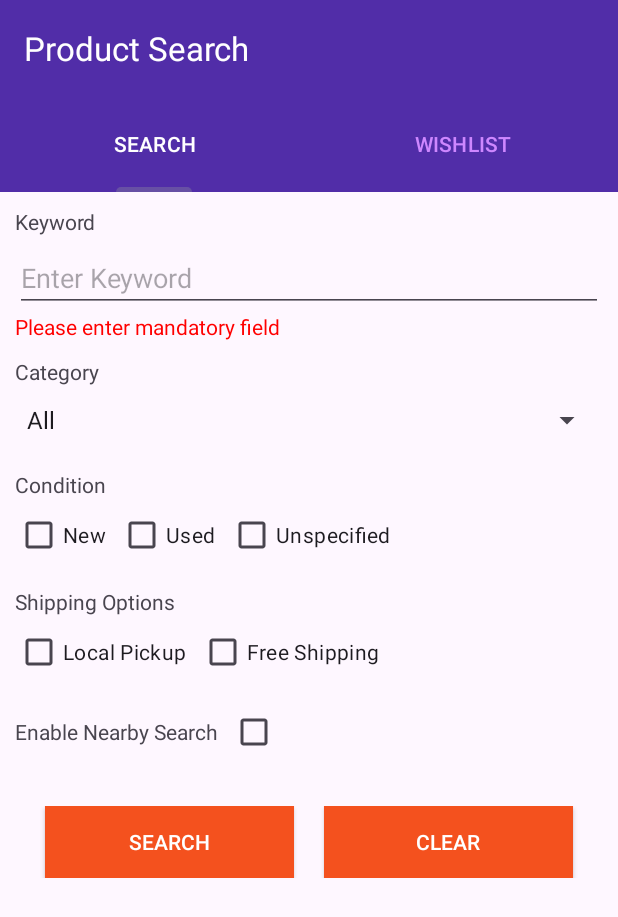
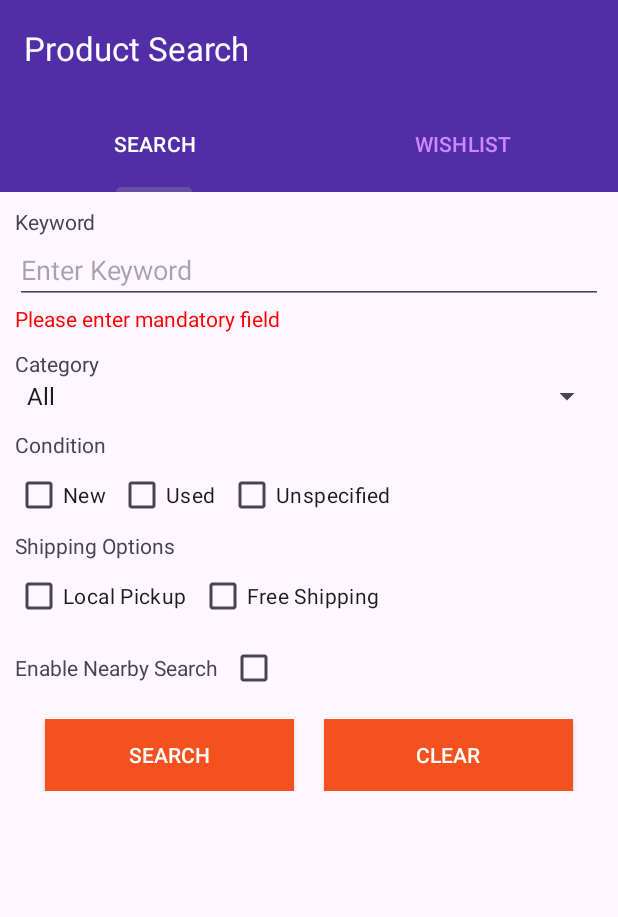
Before and after one commit to wj576038874/Assignment4, an Android app: the screen it shows after launch (MainActivity), after a tap on "SEARCH", on a phone screen of 412 x 824 dp. Shown: the top 917 px of the screen. Run offline under Robolectric (Android 15) with nearby library versions, the light colour scheme and no system bars; network calls fail; 2 other taps on this screen came first.

Commit message:
bug处理

```diff
--- a/app/src/main/AndroidManifest.xml
+++ b/app/src/main/AndroidManifest.xml
@@ -20,7 +20,6 @@
         android:label="@string/app_name"
         android:roundIcon="@mipmap/ic_launcher_round"
         android:supportsRtl="true"
-        android:windowSoftInputMode="adjustResize"
         tools:replace="android:allowBackup">
 
         <activity
@@ -51,7 +50,7 @@
             android:name=".MainActivity"
             android:exported="true"
             android:theme="@style/Theme.Assignment4.Launcher"
-            android:windowSoftInputMode="adjustPan">
+            android:windowSoftInputMode="adjustResize">
             <intent-filter>
                 <action android:name="android.intent.action.MAIN" />
 
--- a/app/src/main/java/usc/csci571/assignment4/fragment/ProductFragment.kt
+++ b/app/src/main/java/usc/csci571/assignment4/fragment/ProductFragment.kt
@@ -50,7 +50,7 @@ class ProductFragment : Fragment() {
             binding.viewPager2.adapter = pictureAdapter
             binding.tvTitle.text = itemDetails?.Title
             binding.tvPriceWithShipping.text =
-                if (shipping == "0.0") "$ ${itemDetails?.CurrentPrice?.Value} with Free Shipping" else "$ ${itemDetails?.CurrentPrice?.Value} with $shipping"
+                if (shipping == "0.0") "$ ${itemDetails?.CurrentPrice?.Value} with Free Shipping" else "$ ${itemDetails?.CurrentPrice?.Value} with $shipping shipping"
             binding.tvPrice.text = "$ ${itemDetails?.CurrentPrice?.Value}"
             binding.tvBrand.text = "${
                 itemDetails?.ItemSpecifics?.NameValueList?.find {
--- a/app/src/main/java/usc/csci571/assignment4/fragment/SearchFragment.kt
+++ b/app/src/main/java/usc/csci571/assignment4/fragment/SearchFragment.kt
@@ -157,25 +157,39 @@ class SearchFragment : Fragment() {
      * 事件监听
      */
     private fun initListener() {
+        /**
+         * 4.启用了nearby search时，选择自己输入zipcode，但是还没有输入，
+         * 点击搜索，应该也要同时提示（两个if，不要if-else if，推荐一次性告知用户所有缺失的字段的方式）：
+         */
         binding.submitBtn.setOnClickListener {
-            if (binding.keywordInput.text?.toString()?.trim().isNullOrBlank()) {
+            val keyword = binding.keywordInput.text?.toString()?.trim()
+            val zipcode = binding.zipcodeInput.text?.toString()?.trim()
+            if (keyword.isNullOrBlank()) {
                 binding.keywordAlert.visible()
-                return@setOnClickListener
+            } else {
+                binding.keywordAlert.gone()
             }
-            binding.keywordAlert.gone()
-
             if (binding.enableNearbySearch.isChecked) {
                 //选中定位
                 if (binding.radioInputLocation.isChecked) {
-                    if (binding.zipcodeInput.text?.toString()?.trim().isNullOrBlank()) {
+                    if (zipcode.isNullOrBlank()) {
                         binding.zipcodeAlert.visible()
-                        return@setOnClickListener
+                    } else {
+                        binding.zipcodeAlert.gone()
+                        if (!keyword.isNullOrBlank()) {
+                            search()
+                        }
                     }
-                    binding.zipcodeAlert.gone()
+                } else {
+                    if (!keyword.isNullOrBlank()) {
+                        search()
+                    }
+                }
+            } else {
+                if (!keyword.isNullOrBlank()) {
+                    search()
                 }
             }
-
-            search()
         }
 
         binding.clearBtn.setOnClickListener {
@@ -197,7 +211,7 @@ class SearchFragment : Fragment() {
 
         binding.keywordInput.addTextChangedListener(onTextChanged = { _, _, _, _ ->
             if (binding.keywordInput.text?.toString()?.trim().isNullOrBlank()) {
-                binding.keywordAlert.visible()
+//                binding.keywordAlert.visible()
             } else {
                 binding.keywordAlert.gone()
             }
@@ -237,6 +251,7 @@ class SearchFragment : Fragment() {
 
         binding.radioCurLocation.setOnCheckedChangeListener { buttonView, isChecked ->
             binding.radioInputLocation.isChecked = !isChecked
+            binding.zipcodeAlert.gone()
         }
 
         binding.radioInputLocation.setOnCheckedChangeListener { buttonView, isChecked ->
--- a/app/src/main/java/usc/csci571/assignment4/http/ApiService.kt
+++ b/app/src/main/java/usc/csci571/assignment4/http/ApiService.kt
@@ -17,7 +17,7 @@ interface ApiService {
 
     //?keyword=iphone&category=58058&currentLocation=30022&distance=12&condition=Used&shipping=FreeShippingOnly
     @GET("/productsQuery")
-    suspend fun search(@QueryMap queryMap: Map<String, String>): ProductResponse
+    suspend fun search(@QueryMap queryMap: Map<String, String?>): ProductResponse
 
     @GET("/modFavorites")
     suspend fun add(@Query("add") add: String = "true", @Query("item") item: String): Any
--- a/app/src/main/res/layout/search.xml
+++ b/app/src/main/res/layout/search.xml
@@ -15,7 +15,6 @@
             android:id="@+id/textView"
             android:layout_width="wrap_content"
             android:layout_height="wrap_content"
-            android:layout_marginBottom="5dp"
             android:text="Keyword" />
 
         <EditText
@@ -24,8 +23,7 @@
             android:layout_height="wrap_content"
             android:ems="10"
             android:hint="Enter Keyword"
-            android:inputType="text"
-            android:text="iphone" />
+            android:inputType="text" />
 
         <TextView
             android:id="@+id/keywordAlert"
@@ -46,7 +44,7 @@
         <Spinner
             android:id="@+id/category"
             android:layout_width="match_parent"
-            android:layout_height="45dp"
+            android:layout_height="wrap_content"
             android:layout_marginBottom="5dp"
             android:entries="@array/categories" />
 
@@ -54,13 +52,13 @@
             android:id="@+id/textView3"
             android:layout_width="match_parent"
             android:layout_height="wrap_content"
+
             android:layout_marginTop="5dp"
             android:text="Condition" />
 
         <LinearLayout
             android:layout_width="wrap_content"
             android:layout_height="wrap_content"
-            android:layout_marginBottom="5dp"
             android:orientation="horizontal">
 
             <CheckBox
@@ -88,13 +86,11 @@
             android:id="@+id/textView4"
             android:layout_width="match_parent"
             android:layout_height="wrap_content"
-            android:layout_marginTop="5dp"
             android:text="Shipping Options" />
 
         <LinearLayout
             android:layout_width="wrap_content"
             android:layout_height="wrap_content"
-            android:layout_marginBottom="5dp"
             android:orientation="horizontal">
 
             <CheckBox
@@ -114,7 +110,6 @@
         <LinearLayout
             android:layout_width="wrap_content"
             android:layout_height="wrap_content"
-            android:layout_marginBottom="5dp"
             android:orientation="horizontal">
 
             <TextView
@@ -204,7 +199,7 @@
         <LinearLayout
             android:layout_width="match_parent"
             android:layout_height="wrap_content"
-            android:layout_marginTop="20dp"
+            android:layout_marginTop="10dp"
             android:orientation="horizontal">
 
             <android.widget.Button
```
Also changed, not shown: app/src/main/java/usc/csci571/assignment4/ProductDetailActivity.kt (+2 -2 lines), app/src/main/java/usc/csci571/assignment4/SearchResultActivity.kt (+7 -7 lines), app/src/main/java/usc/csci571/assignment4/adapter/SimilarItemAdapter.kt (+5 -2 lines).
